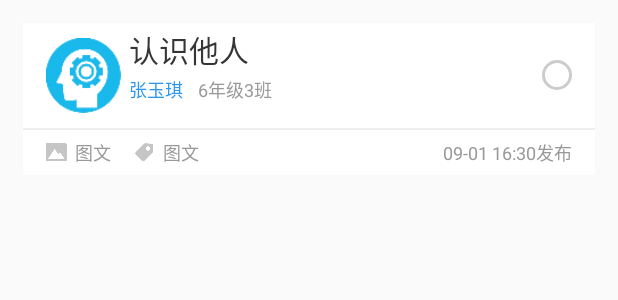
After one commit to HaapyDeng/GrowthTeacher, an Android app: the layout task_fragment_item.xml on its own in the app's theme, with its tools: preview values and no code run, on a phone screen of 412 x 824 dp. The commit adds this screen. Shown: the top 300 px of the screen. Run offline under Robolectric (Android 15) with nearby library versions, the phone set to English and light mode, and no system bars.

Commit message:
审多条

```diff
--- a/app/src/main/res/drawable-v24/not_choose_scope_shape.xml
+++ b/app/src/main/res/drawable-v24/not_choose_scope_shape.xml
@@ -7,18 +7,18 @@
     <!-- 设置一个黑色边框 -->
     <stroke
         android:width="2dp"
-        android:color="#3699ED" />
+        android:color="#CCCCCC" />
     <!-- 设置四个圆角的半径 -->
     <corners
-        android:bottomLeftRadius="5dp"
-        android:bottomRightRadius="5dp"
-        android:topLeftRadius="5dp"
-        android:topRightRadius="5dp" />
+        android:bottomLeftRadius="20dp"
+        android:bottomRightRadius="20dp"
+        android:topLeftRadius="20dp"
+        android:topRightRadius="20dp" />
     <!-- 设置一下边距,让空间大一点 -->
     <padding
-        android:bottom="5dp"
-        android:left="5dp"
-        android:right="5dp"
-        android:top="5dp" />
+        android:bottom="20dp"
+        android:left="20dp"
+        android:right="20dp"
+        android:top="20dp" />
 
 </shape>
--- /dev/null
+++ b/app/src/main/res/layout/task_fragment_item.xml
@@ -0,0 +1,140 @@
+<?xml version="1.0" encoding="utf-8"?>
+<LinearLayout xmlns:android="http://schemas.android.com/apk/res/android"
+    android:layout_width="match_parent"
+    android:layout_height="101dp"
+    android:layout_marginLeft="15dp"
+    android:layout_marginRight="15dp"
+    android:layout_marginTop="15dp"
+    android:background="#ffffff"
+    android:orientation="vertical">
+
+    <RelativeLayout
+        android:layout_width="match_parent"
+        android:layout_height="70dp"
+        android:layout_gravity="center_vertical">
+
+        <com.mpl.GrowthTeacher.View.CircleImageView
+            android:id="@+id/iv_image"
+            android:layout_width="50dp"
+            android:layout_height="50dp"
+            android:layout_centerVertical="true"
+            android:layout_marginLeft="15dp"
+            android:background="@mipmap/achieve_default" />
+
+        <LinearLayout
+            android:layout_width="wrap_content"
+            android:layout_height="match_parent"
+            android:layout_centerVertical="true"
+            android:layout_marginLeft="5dp"
+            android:layout_toRightOf="@id/iv_image"
+            android:orientation="vertical">
+
+            <TextView
+                android:id="@+id/tv_title"
+                android:layout_width="wrap_content"
+                android:layout_height="35dp"
+                android:layout_gravity="center_vertical"
+                android:gravity="center_vertical"
+                android:text="认识他人"
+                android:textColor="#353535"
+                android:textSize="20dp" />/>
+
+            <LinearLayout
+                android:layout_width="wrap_content"
+                android:layout_height="35dp"
+                android:orientation="horizontal">
+
+                <TextView
+                    android:id="@+id/tv_username"
+                    android:layout_width="wrap_content"
+                    android:layout_height="match_parent"
+                    android:text="张玉琪"
+                    android:textColor="#ff2e97f0"
+                    android:textSize="12dp" />
+
+                <TextView
+                    android:id="@+id/tv_g_class"
+                    android:layout_width="wrap_content"
+                    android:layout_height="match_parent"
+                    android:layout_marginLeft="10dp"
+                    android:text="6年级3班"
+                    android:textColor="#999999"
+                    android:textSize="12dp" />
+            </LinearLayout>
+        </LinearLayout>
+
+        <ImageView
+            android:id="@+id/iv_choose"
+            android:layout_width="20dp"
+            android:layout_height="20dp"
+            android:layout_alignParentEnd="true"
+            android:layout_alignParentRight="true"
+            android:layout_centerVertical="true"
+            android:layout_marginRight="15dp"
+            android:background="@drawable/not_choose_scope_shape" />
+    </RelativeLayout>
+
+    <ImageView
+        android:layout_width="match_parent"
+        android:layout_height="1dp"
+        android:background="#eeeeee" />
+
+    <RelativeLayout
+        android:layout_width="match_parent"
+        android:layout_height="30dp"
+        android:layout_gravity="center_vertical">
+
+        <ImageView
+            android:id="@+id/tv_type_image"
+            android:layout_width="wrap_content"
+            android:layout_height="wrap_content"
+            android:layout_centerVertical="true"
+            android:layout_marginLeft="15dp"
+            android:background="@mipmap/label_img_grey" />
+
+        <TextView
+            android:id="@+id/tv_type_name"
+            android:layout_width="wrap_content"
+            android:layout_height="wrap_content"
+            android:layout_centerVertical="true"
+            android:layout_marginLeft="5dp"
+            android:layout_toRightOf="@id/tv_type_image"
+            android:text="图文"
+            android:textColor="#999999"
+            android:textSize="12dp" />
+
+        <ImageView
+            android:id="@+id/tv_lable_image"
+            android:layout_width="wrap_content"
+            android:layout_height="wrap_content"
+            android:layout_centerVertical="true"
+            android:layout_marginLeft="15dp"
+            android:layout_toRightOf="@id/tv_type_name"
+            android:background="@mipmap/label_labels_grey" />
+
+        <TextView
+            android:id="@+id/tv_lable_name"
+            android:layout_width="wrap_content"
+            android:layout_height="wrap_content"
+            android:layout_centerVertical="true"
+            android:layout_marginLeft="5dp"
+            android:layout_toRightOf="@id/tv_lable_image"
+            android:text="图文"
+            android:textColor="#999999"
+            android:textSize="12dp" />
+
+        <TextView
+            android:id="@+id/tv_state"
+            android:layout_width="wrap_content"
+            android:layout_height="match_parent"
+            android:layout_alignParentEnd="true"
+            android:layout_alignParentRight="true"
+            android:layout_centerVertical="true"
+            android:layout_marginRight="15dp"
+            android:gravity="center_vertical"
+            android:text="09-01 16:30发布"
+            android:textColor="#999999"
+            android:textSize="12dp" />
+    </RelativeLayout>
+
+</LinearLayout>
--- a/app/src/main/res/values/colors.xml
+++ b/app/src/main/res/values/colors.xml
@@ -10,4 +10,5 @@
     <color name="text">#ffffff</color>
     <color name="dot_not_choose">#EEEEEE</color>
     <color name="text2">#666666</color>
+    <color name="text3"> #2E97F0 </color>
 </resources>
```
Also changed, not shown: app/src/main/java/com/mpl/GrowthTeacher/Activity/TaskFragment.java (+78 -8 lines), app/src/main/java/com/mpl/GrowthTeacher/Adapter/TaskFragmentAdapter.java (added, +173 -0 lines), app/src/main/java/com/mpl/GrowthTeacher/Bean/TaskItem.java (+89 -81 lines), app/src/main/java/com/mpl/GrowthTeacher/Tools/DelteableInterface.java (added, +7 -0 lines), app/src/main/res/drawable-v24/choose_scope_shape.xml (+4 -4 lines), app/src/main/res/layout/fragment_task.xml (+25 -0 lines).
